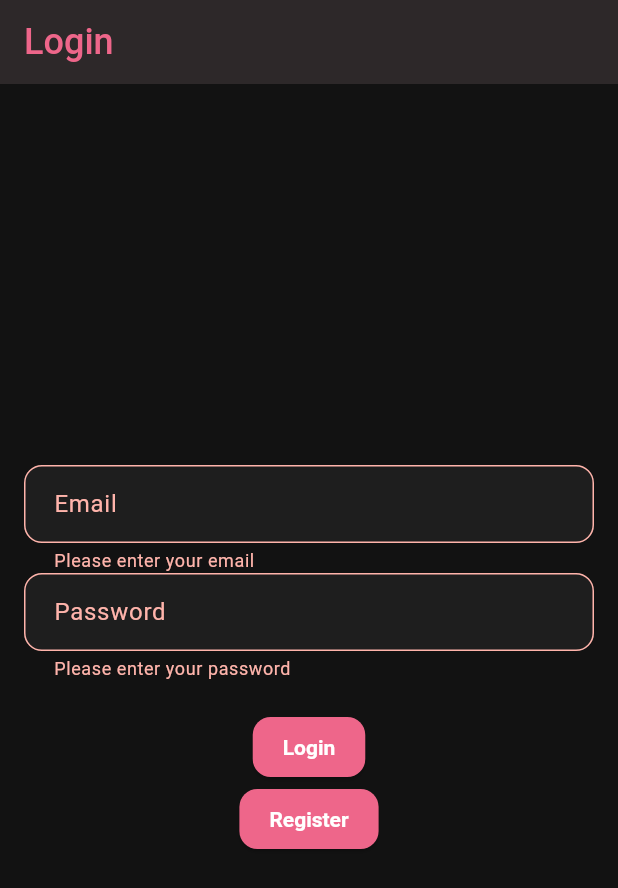
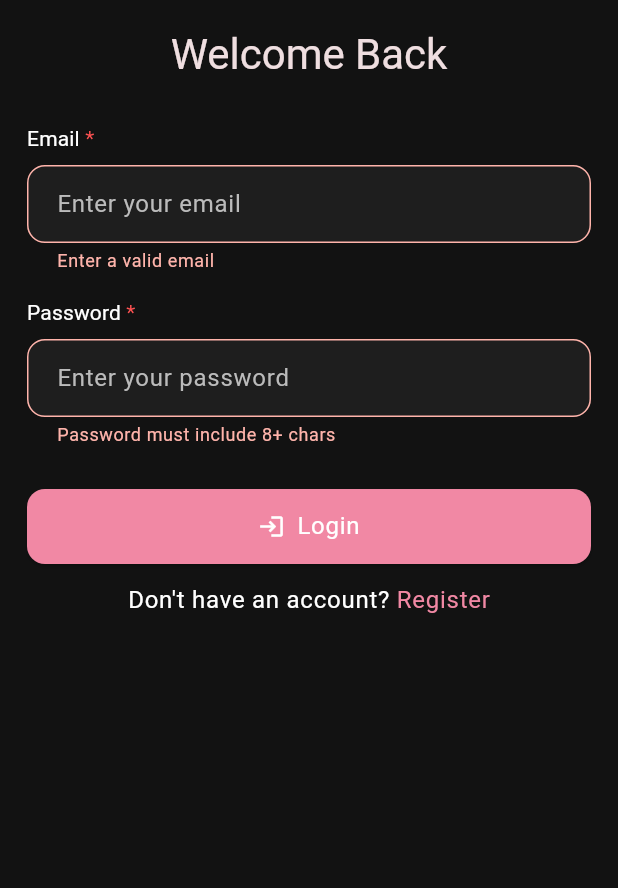
Before and after one commit to MonicaSaeed/cakes_store_frontend, a Flutter app: the screen it shows after launch, after a tap on "Login", on a phone screen of 412 x 824 dp. Shown: the top 888 px of the screen. Run offline on Flutter 3.47's test engine with Material 3 defaults, Android fonts, the phone set to English and light mode, and no system bars; our stand-ins replace bloc, equatable, firebase_auth, firebase_core, flutter_bloc, shared_preferences and 1 more; accounts and stored records are empty; Roboto replaces fonts that are missing (Pacifico, Poppins).

Commit message:
update login view screen

```diff
--- a/lib/core/components/custom_text_field.dart
+++ b/lib/core/components/custom_text_field.dart
@@ -48,7 +48,9 @@ class CustomTextField extends StatelessWidget {
             obscureText: obscureText,
             validator: (value) {
               final trimmed = value?.trim() ?? '';
-              switch (title.toLowerCase()) {
+              final cleanTitle = title.replaceAll('*', '').trim().toLowerCase();
+
+              switch (cleanTitle) {
                 case 'name':
                   return trimmed.isValidName
                       ? null
@@ -66,7 +68,7 @@ class CustomTextField extends StatelessWidget {
                 case 'password':
                   return trimmed.isValidPassword
                       ? null
-                      : 'Password must include upper, lower, number, special char and 8+ chars';
+                      : 'Password must include 8+ chars';
                 default:
                   return trimmed.isEmpty ? 'This field is required' : null;
               }
--- a/lib/core/extensions/extensions.dart
+++ b/lib/core/extensions/extensions.dart
@@ -11,7 +11,7 @@ extension StringExtensions on String {
     final passwordRegex = RegExp(
       // r'^(?=.*[a-z])(?=.*[A-Z])(?=.*\d)(?=.*[@$!%*?&])[A-Za-z\d@$!%*?&]{8,}$',
       // contain only 8 characters
-      r'^[a-zA-Z_0-9!@#$%^&*()_+={}]{8,}$',
+      r'^[a-zA-Z0-9\s.,-]{8,}$',
     );
     return passwordRegex.hasMatch(this);
   }
--- a/lib/features/auth/presentation/screen/login_screen.dart
+++ b/lib/features/auth/presentation/screen/login_screen.dart
@@ -1,12 +1,14 @@
+import 'package:cakes_store_frontend/core/components/custom_elevated_button.dart';
+import 'package:cakes_store_frontend/core/components/custom_text_field.dart';
 import 'package:cakes_store_frontend/core/services/toast_helper.dart';
+import 'package:cakes_store_frontend/core/theme/theme_colors.dart';
 import 'package:cakes_store_frontend/features/auth/business/auth_cubit.dart';
 import 'package:cakes_store_frontend/features/auth/presentation/screen/register_screen.dart';
 import 'package:flutter/material.dart';
 import 'package:flutter_bloc/flutter_bloc.dart';
-import 'package:firebase_auth/firebase_auth.dart';
 
 class LoginScreen extends StatefulWidget {
-  const LoginScreen({Key? key}) : super(key: key);
+  const LoginScreen({super.key});
 
   @override
   State<LoginScreen> createState() => _LoginScreenState();
@@ -29,7 +31,6 @@ class _LoginScreenState extends State<LoginScreen> {
   @override
   Widget build(BuildContext context) {
     return Scaffold(
-      appBar: AppBar(title: const Text("Login")),
       body: BlocConsumer<AuthCubit, AuthState>(
         listener: (context, state) async {
           if (state is AuthSuccess) {
@@ -38,18 +39,12 @@ class _LoginScreenState extends State<LoginScreen> {
               message: 'Login Successfully',
               toastType: ToastType.success,
             );
-            Navigator.pushReplacementNamed(
-              context,
-              '/home',
-            ); // route after login
+            Navigator.pushReplacementNamed(context, '/home');
           } else if (state is AuthFailure || state is AuthEmailNotVerified) {
             final msg =
                 state is AuthFailure
                     ? state.message
                     : (state as AuthEmailNotVerified).message;
-            // ScaffoldMessenger.of(
-            //   context,
-            // ).showSnackBar(SnackBar(content: Text(msg)));
             ToastHelper.showToast(
               context: context,
               message: msg,
@@ -58,48 +53,64 @@ class _LoginScreenState extends State<LoginScreen> {
           }
         },
         builder: (context, state) {
-          return Padding(
-            padding: const EdgeInsets.all(16.0),
+          return SafeArea(
+            child: SingleChildScrollView(
+              padding: const EdgeInsets.all(18),
               child: Form(
                 key: _formKey,
                 child: Column(
-                mainAxisAlignment: MainAxisAlignment.center,
                   children: [
-                  TextFormField(
+                    Text(
+                      'Welcome Back',
+                      style: Theme.of(context).textTheme.headlineMedium,
+                    ),
+                    const SizedBox(height: 20),
+                    CustomTextField(
+                      title: 'Email*',
+                      hintText: 'Enter your email',
                       controller: _emailController,
-                    decoration: const InputDecoration(labelText: "Email"),
-                    validator:
-                        (value) =>
-                            value!.isEmpty ? "Please enter your email" : null,
                     ),
-                  TextFormField(
+                    CustomTextField(
+                      title: 'Password*',
+                      hintText: 'Enter your password',
                       controller: _passwordController,
                       obscureText: true,
-                    decoration: const InputDecoration(labelText: "Password"),
-                    validator:
-                        (value) =>
-                            value!.isEmpty
-                                ? "Please enter your password"
-                                : null,
                     ),
                     const SizedBox(height: 20),
                     state is AuthLoading
                         ? const CircularProgressIndicator()
-                      : ElevatedButton(
+                        : CustomElevatedButton(
+                          textdata: 'Login',
+                          icon: const Icon(Icons.login),
+                          color: LightThemeColors.primary,
                           onPressed: () => _onLoginPressed(context),
-                        child: const Text("Login"),
                         ),
-                  ElevatedButton(
-                    onPressed:
-                        () => Navigator.push(
+                    TextButton(
+                      onPressed: () {
+                        Navigator.pushReplacement(
                           context,
                           MaterialPageRoute(
                             builder: (context) => RegisterScreen(),
                           ),
+                        );
+                      },
+                      child: Row(
+                        mainAxisAlignment: MainAxisAlignment.center,
+                        children: [
+                          Text(
+                            'Don\'t have an account? ',
+                            style: Theme.of(context).textTheme.bodyLarge,
                           ),
-                    child: const Text("Register"),
+                          Text(
+                            'Register',
+                            style: Theme.of(context).textTheme.bodyLarge
+                                ?.copyWith(color: LightThemeColors.primary),
                           ),
                         ],
+                      ),
+                    ),
+                  ],
+                ),
               ),
             ),
           );
--- a/lib/features/auth/presentation/screen/register_screen.dart
+++ b/lib/features/auth/presentation/screen/register_screen.dart
@@ -85,19 +85,6 @@ class RegisterScreen extends StatelessWidget {
                         icon: const Icon(Icons.app_registration),
                         color: LightThemeColors.primary,
                         onPressed: () {
-                          if (nameController.text.isEmpty ||
-                              emailController.text.isEmpty ||
-                              phoneController.text.isEmpty ||
-                              addressController.text.isEmpty ||
-                              passwordController.text.isEmpty) {
-                            ToastHelper.showToast(
-                              context: context,
-                              message: 'All fields are required',
-                              toastType: ToastType.error,
-                            );
-                            return;
-                          }
-
                           if (formKey.currentState!.validate()) {
                             final user = UserFirebaseModel(
                               name: nameController.text.trim(),
```
Lines whose indentation alone changed are shown as unchanged.
